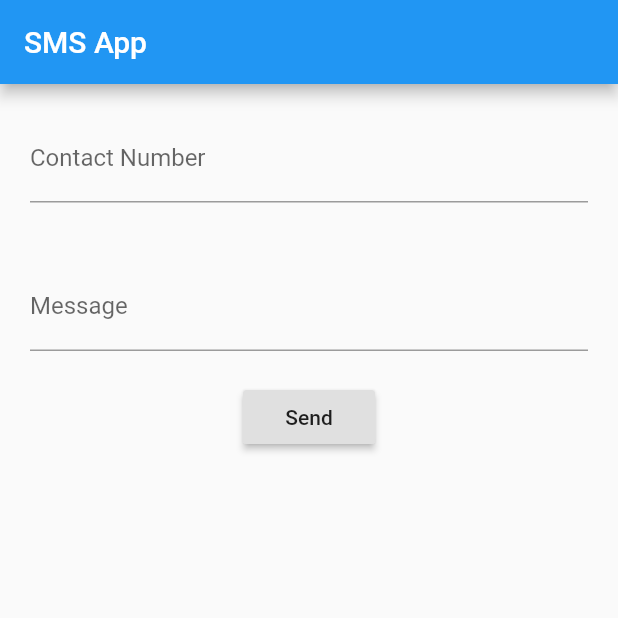
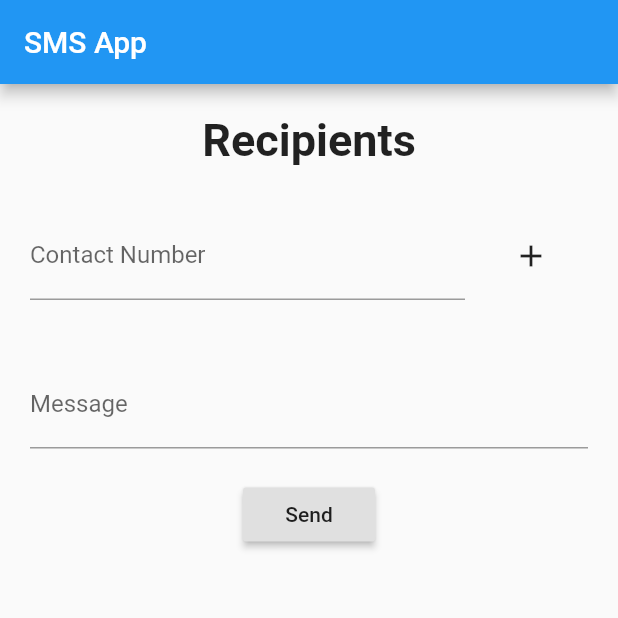
Before and after one commit to CodeChefVIT/sms_app, a Flutter app: the screen it shows after launch, on a phone screen of 412 x 824 dp, the top half of it. Run offline on Flutter 3.47's test engine with Material 2 defaults, Android fonts, the phone set to English and light mode, and no system bars; missing offline and left inert: sms.

Commit message:
feature added for multiple contacts

```diff
--- a/lib/main.dart
+++ b/lib/main.dart
@@ -1,12 +1,22 @@
 import "package:flutter/material.dart";
 import "package:sms/sms.dart";
+
+import './recipients.dart';
 // import 'package:sms/contact.dart';
 
 void main() => runApp(MyApp());
 
-class MyApp extends StatelessWidget {
+class MyApp extends StatefulWidget {
+  @override
+  _MyAppState createState() => _MyAppState();
+}
+
+class _MyAppState extends State<MyApp> {
   final number = TextEditingController();
+
   final messageEntered = TextEditingController();
+
+  List<String> recipients = [];
 
   void sendSMS() {
     // ContactQuery contacts = ContactQuery();
@@ -38,16 +48,45 @@ class MyApp extends StatelessWidget {
           title: Text("SMS App"),
         ),
         body: Column(
+          // mainAxisAlignment: MainAxisAlignment.center,
           children: <Widget>[
             Container(
+              padding: EdgeInsets.only(top: 20, bottom: 10),
+              child: Text(
+                "Recipients",
+                style: TextStyle(
+                  fontSize: 30,
+                  fontWeight: FontWeight.bold,
+                ),
+              ),
+            ),
+            RecipientsList(recipients),
+            Row(
+              children: <Widget>[
+                Container(
+                  width: 330,
                   padding: EdgeInsets.all(20),
                   child: TextField(
+                    // onSubmitted: (_) {
+                    //   recipients.add(number.text);
+                    //   print(recipients);
+                    // },
                     decoration: InputDecoration(
                       labelText: "Contact Number",
                     ),
                     controller: number,
                     keyboardType: TextInputType.number,
                   ),
+                ),
+                IconButton(
+                  icon: Icon(Icons.add),
+                  onPressed: () {
+                    setState(() {
+                      recipients.add(number.text);
+                    });
+                  },
+                )
+              ],
             ),
             Container(
               padding: EdgeInsets.all(20),
--- /dev/null
+++ b/lib/recipients.dart
@@ -0,0 +1,14 @@
+import 'package:flutter/material.dart';
+
+class RecipientsList extends StatelessWidget {
+  final List<String> recipients;
+
+  RecipientsList(this.recipients);
+
+  @override
+  Widget build(BuildContext context) {
+    return Column(children: recipients.map((number) {
+      return Text("$number");
+    }).toList(),);
+  }
+}
```
Also changed, not shown: 44 other files. Lines whose indentation alone changed are shown as unchanged.
